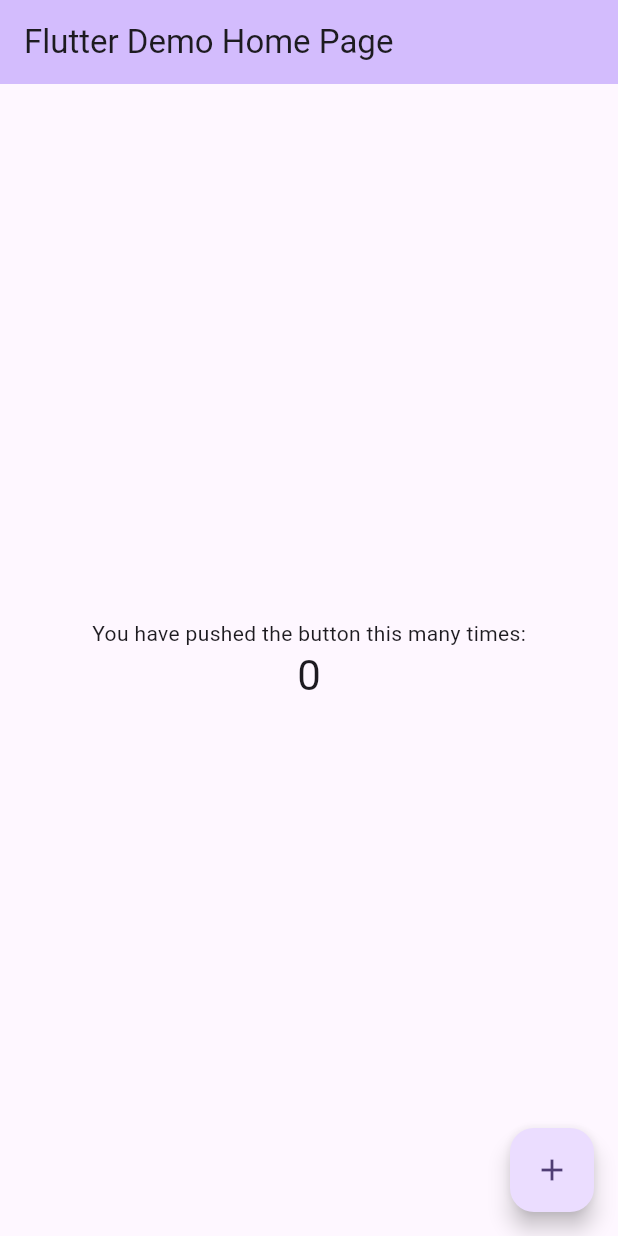
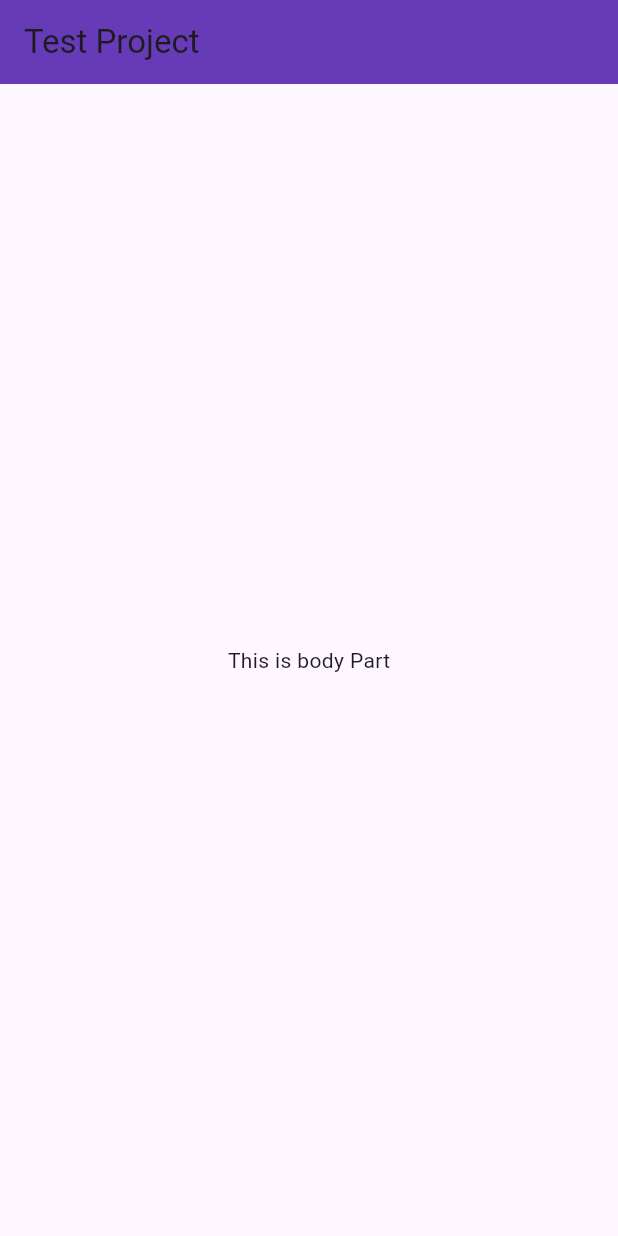
Before and after one commit to Shahidullah191/Test-project, a Flutter app: the screen it shows after launch, on a phone screen of 412 x 824 dp. Run offline on Flutter 3.47's test engine with Material 2 defaults, Android fonts, the phone set to English and light mode, and no system bars.

Commit message:
crate home page

```diff
--- /dev/null
+++ b/lib/home_page.dart
@@ -0,0 +1,19 @@
+import 'package:flutter/material.dart';
+
+class HomePage extends StatelessWidget {
+  const HomePage({super.key});
+
+  @override
+  Widget build(BuildContext context) {
+    return Scaffold(
+      appBar: AppBar(
+        backgroundColor: Colors.deepPurple,
+        title: Text("Test Project"),
+      ),
+      body: Center(
+        child: Text("This is body Part"),
+      ),
+
+    );
+  }
+}
--- a/lib/main.dart
+++ b/lib/main.dart
@@ -1,4 +1,5 @@
 import 'package:flutter/material.dart';
+import 'package:test_project/home_page.dart';
 
 void main() {
   runApp( const MyApp());
@@ -17,95 +18,7 @@ class MyApp extends StatelessWidget {
         colorScheme: ColorScheme.fromSeed(seedColor: Colors.deepPurple),
         useMaterial3: true,
       ),
-      home: const MyHomePage(title: 'Flutter Demo Home Page'),
+      home: HomePage(),
     );
   }
 }
-
-class MyHomePage extends StatefulWidget {
-  const MyHomePage({super.key, required this.title});
-
-  // This widget is the home page of your application. It is stateful, meaning
-  // that it has a State object (defined below) that contains fields that affect
-  // how it looks.
-
-  // This class is the configuration for the state. It holds the values (in this
-  // case the title) provided by the parent (in this case the App widget) and
-  // used by the build method of the State. Fields in a Widget subclass are
-  // always marked "final".
-
-  final String title;
-
-  @override
-  State<MyHomePage> createState() => _MyHomePageState();
-}
-
-class _MyHomePageState extends State<MyHomePage> {
-  int _counter = 0;
-
-  void _incrementCounter() {
-    setState(() {
-      // This call to setState tells the Flutter framework that something has
-      // changed in this State, which causes it to rerun the build method below
-      // so that the display can reflect the updated values. If we changed
-      // _counter without calling setState(), then the build method would not be
-      // called again, and so nothing would appear to happen.
-      _counter++;
-    });
-  }
-
-  @override
-  Widget build(BuildContext context) {
-    // This method is rerun every time setState is called, for instance as done
-    // by the _incrementCounter method above.
-    //
-    // The Flutter framework has been optimized to make rerunning build methods
-    // fast, so that you can just rebuild anything that needs updating rather
-    // than having to individually change instances of widgets.
-    return Scaffold(
-      appBar: AppBar(
-        // TRY THIS: Try changing the color here to a specific color (to
-        // Colors.amber, perhaps?) and trigger a hot reload to see the AppBar
-        // change color while the other colors stay the same.
-        backgroundColor: Theme.of(context).colorScheme.inversePrimary,
-        // Here we take the value from the MyHomePage object that was created by
-        // the App.build method, and use it to set our appbar title.
-        title: Text(widget.title),
-      ),
-      body: Center(
-        // Center is a layout widget. It takes a single child and positions it
-        // in the middle of the parent.
-        child: Column(
-          // Column is also a layout widget. It takes a list of children and
-          // arranges them vertically. By default, it sizes itself to fit its
-          // children horizontally, and tries to be as tall as its parent.
-          //
-          // Column has various properties to control how it sizes itself and
-          // how it positions its children. Here we use mainAxisAlignment to
-          // center the children vertically; the main axis here is the vertical
-          // axis because Columns are vertical (the cross axis would be
-          // horizontal).
-          //
-          // TRY THIS: Invoke "debug painting" (choose the "Toggle Debug Paint"
-          // action in the IDE, or press "p" in the console), to see the
-          // wireframe for each widget.
-          mainAxisAlignment: MainAxisAlignment.center,
-          children: <Widget>[
-            const Text(
-              'You have pushed the button this many times:',
-            ),
-            Text(
-              '$_counter',
-              style: Theme.of(context).textTheme.headlineMedium,
-            ),
-          ],
-        ),
-      ),
-      floatingActionButton: FloatingActionButton(
-        onPressed: _incrementCounter,
-        tooltip: 'Increment',
-        child: const Icon(Icons.add),
-      ), // This trailing comma makes auto-formatting nicer for build methods.
-    );
-  }
-}
```
